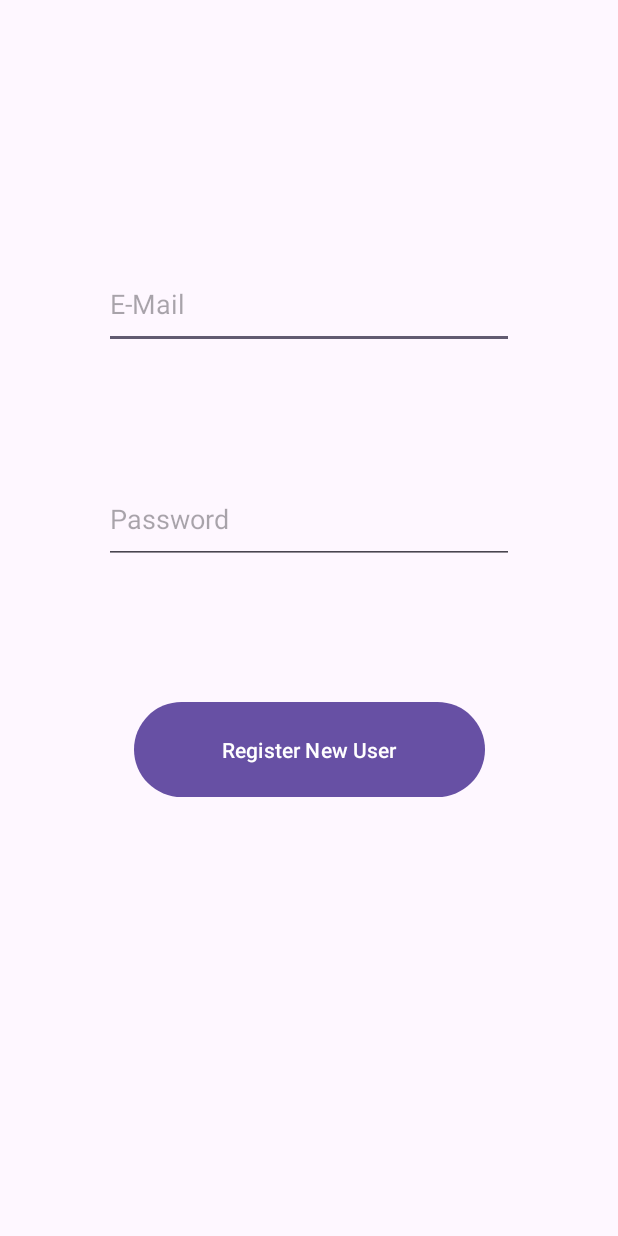
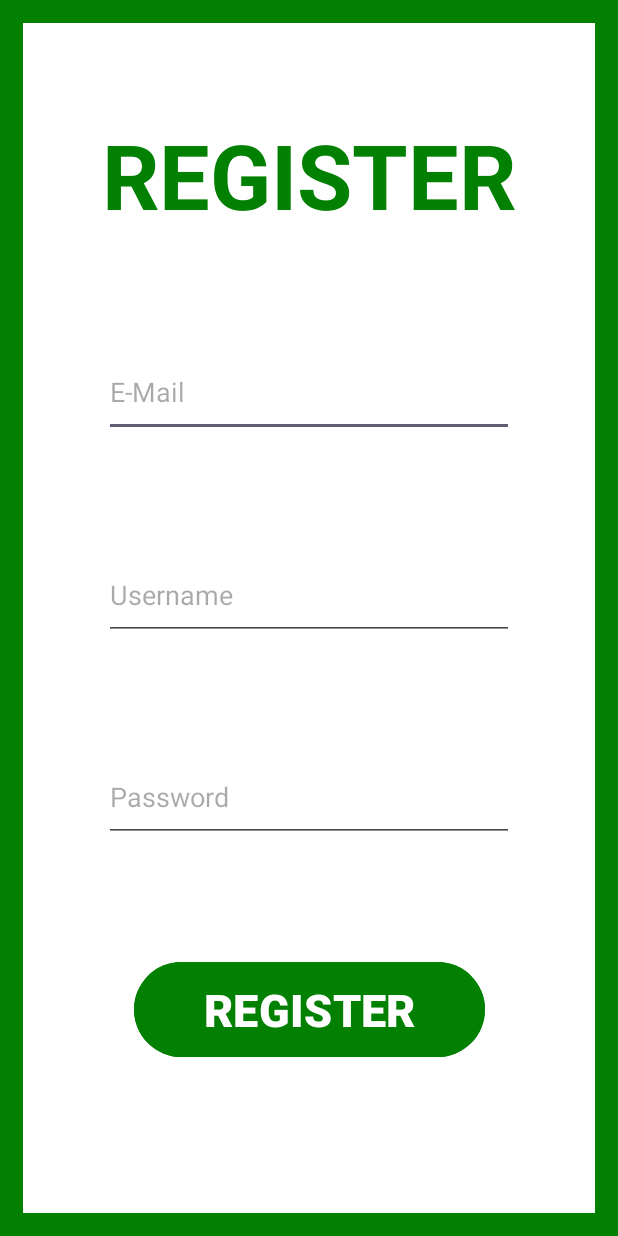
Before and after one commit to jvpts11/Trabalho-mobile-CJT, an Android app: the screen it shows after launch (RegisterActivity), after a tap on "REGISTER", on a phone screen of 412 x 824 dp. Run offline under Robolectric (Android 15) with nearby library versions, the phone set to English and light mode, and no system bars; our stand-ins replace Firebase (no records; nobody signed in at launch, a user with empty details on screens opened directly), navigation-ui.

Commit message:
RegisterActivity embelezada e agora sim Login como tela inicial

```diff
--- a/app/src/main/java/trabalho/mobile/cjt/LoginActivity.kt
+++ b/app/src/main/java/trabalho/mobile/cjt/LoginActivity.kt
@@ -63,14 +63,4 @@ class LoginActivity : AppCompatActivity() {
             }
         }
     }
-
-    override fun onStart() {
-        super.onStart()
-
-        if(auth.currentUser != null){
-            val intentToMain = Intent(this@LoginActivity, MainActivity::class.java)
-            startActivity(intentToMain)
-        }
-    }
-
 }
--- a/app/src/main/res/layout/activity_register.xml
+++ b/app/src/main/res/layout/activity_register.xml
@@ -6,41 +6,76 @@
     android:layout_height="match_parent"
     tools:context=".RegisterActivity">
 
+    <View
+        android:layout_width="match_parent"
+        android:layout_height="match_parent"
+        android:background="@color/club_green"/>
+
+    <View
+        android:layout_width="match_parent"
+        android:layout_height="match_parent"
+        android:background="@color/white"
+        android:layout_margin="15dp"/>
+
+    <TextView
+        android:id="@+id/register_title"
+        android:layout_width="wrap_content"
+        android:layout_height="wrap_content"
+        android:layout_marginTop="-10dp"
+        android:text="REGISTER"
+        android:textColor="@color/club_green"
+        android:textSize="60dp"
+        android:textStyle="bold"
+        app:layout_constraintBottom_toTopOf="@id/register_editText_email"
+        app:layout_constraintEnd_toEndOf="parent"
+        app:layout_constraintStart_toStartOf="parent"
+        app:layout_constraintTop_toTopOf="parent" />
+
     <EditText
         android:id="@+id/register_editText_email"
         android:layout_width="273dp"
         android:layout_height="59dp"
-        android:ems="10"
         android:hint="E-Mail"
         android:inputType="textEmailAddress"
-        app:layout_constraintBottom_toBottomOf="parent"
+        app:layout_constraintBottom_toTopOf="@id/register_editText_username"
         app:layout_constraintEnd_toEndOf="parent"
         app:layout_constraintStart_toStartOf="parent"
-        app:layout_constraintTop_toTopOf="parent"
-        app:layout_constraintVertical_bias="0.227" />
+        app:layout_constraintTop_toBottomOf="@id/register_title" />
+
+    <EditText
+        android:id="@+id/register_editText_username"
+        android:layout_width="273dp"
+        android:layout_height="59dp"
+        android:hint="Username"
+        app:layout_constraintBottom_toTopOf="@id/register_editText_password"
+        app:layout_constraintEnd_toEndOf="parent"
+        app:layout_constraintStart_toStartOf="parent"
+        app:layout_constraintTop_toBottomOf="@id/register_editText_email" />
 
     <EditText
         android:id="@+id/register_editText_password"
         android:layout_width="273dp"
         android:layout_height="59dp"
-        android:layout_marginTop="84dp"
-        android:ems="10"
         android:hint="Password"
         android:inputType="textPassword"
-        app:layout_constraintBottom_toBottomOf="parent"
+        app:layout_constraintBottom_toTopOf="@id/register_register_button"
         app:layout_constraintEnd_toEndOf="parent"
         app:layout_constraintStart_toStartOf="parent"
-        app:layout_constraintTop_toBottomOf="@+id/register_editText_email"
-        app:layout_constraintVertical_bias="0.0" />
+        app:layout_constraintTop_toBottomOf="@id/register_editText_username" />
 
     <Button
         android:id="@+id/register_register_button"
         android:layout_width="234dp"
         android:layout_height="71dp"
-        android:layout_marginTop="88dp"
-        android:text="Register New User"
+        android:text="REGISTER"
         app:layout_constraintEnd_toEndOf="parent"
         app:layout_constraintStart_toStartOf="parent"
-        app:layout_constraintTop_toBottomOf="@+id/register_editText_password" />
+        app:layout_constraintTop_toBottomOf="@+id/register_editText_password"
+        app:layout_constraintBottom_toBottomOf="parent"
+        android:textStyle="bold"
+        android:textSize="30dp"
+        android:gravity="center"
+        android:backgroundTint="@color/club_green"
+        android:layout_marginBottom="30dp"/>
 
 </androidx.constraintlayout.widget.ConstraintLayout>
```
